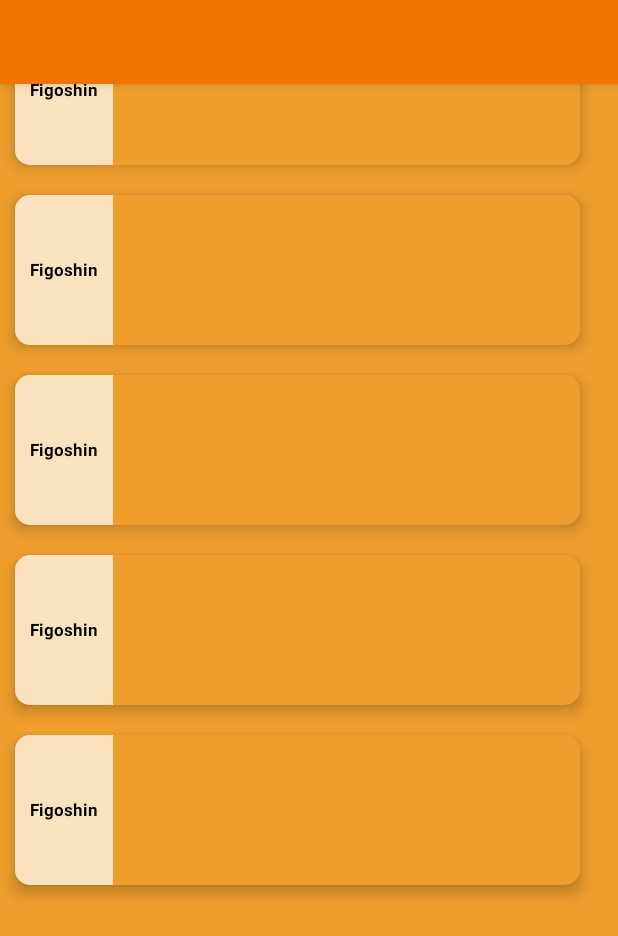
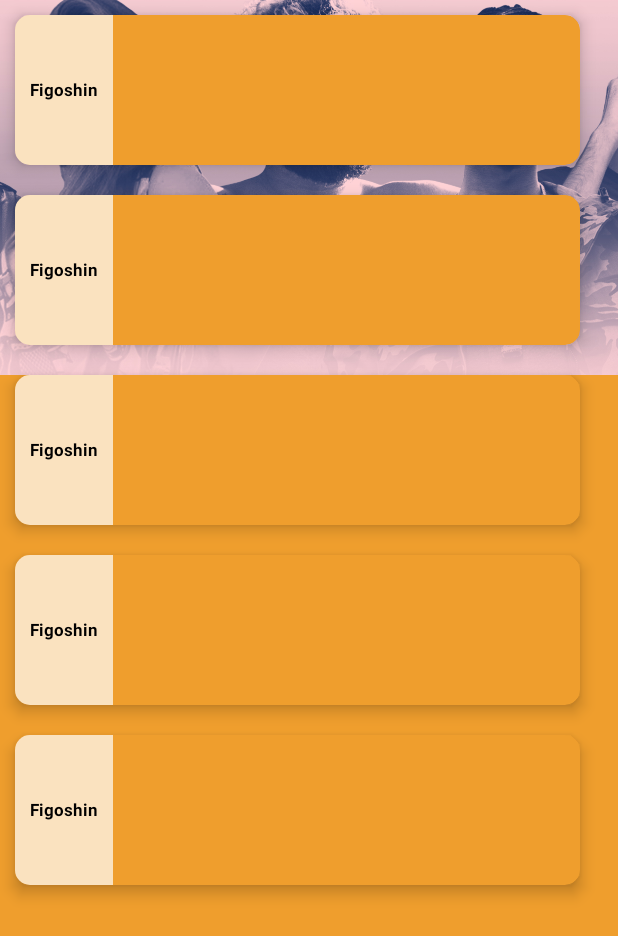
Before and after one commit to R3-da/the_morrocan_rap_board_4, an Android app: the layout activity_main.xml on its own in the app's theme, with its tools: preview values and no code run, on a phone screen of 412 x 824 dp. Shown: the top 936 px of the screen. Run offline under Robolectric (Android 15) with nearby library versions, the phone set to English and light mode, and no system bars.

Commit message:
added the collapsingtoolbar still need to remove the old header

```diff
--- a/app/build.gradle
+++ b/app/build.gradle
@@ -54,4 +54,7 @@ dependencies {
 
     //indicator fast scroller
     implementation 'com.reddit:indicator-fast-scroll:1.0.1'
+
+    //collapse toolbar dependencies
+    implementation 'com.google.android.material:material:1.1.0-alpha10'
 }
--- a/app/src/main/res/layout/activity_main.xml
+++ b/app/src/main/res/layout/activity_main.xml
@@ -9,12 +9,41 @@
     tools:context=".MainActivity"
     android:background="@color/orange_cold"
 >
+    <!-- AppBarLayout is a wrapper for a Toolbar in order to apply scrolling effects. -->
+    <!-- Note that AppBarLayout expects to be the first child nested within a CoordinatorLayout -->
+    <com.google.android.material.appbar.AppBarLayout
+        android:id="@+id/appBar"
+        android:layout_width="match_parent"
+        android:layout_height="wrap_content"
+        android:theme="@style/Theme.MyApplication">
+
+        <!-- Toolbar is the actual app bar with text and the action items -->
+        <com.google.android.material.appbar.CollapsingToolbarLayout
+            android:layout_width="match_parent"
+            android:layout_height="wrap_content"
+            app:layout_scrollFlags="scroll|snap|exitUntilCollapsed"
+            app:contentScrim="@color/orange_solid"
+            app:title="@string/app_name"
+            >
+
+            <ImageView
+                android:layout_width="match_parent"
+                android:layout_height="250dp"
+                android:src="@drawable/header_image"
+                android:scaleType="centerCrop"/>
+
+
+            <androidx.appcompat.widget.Toolbar
+                android:layout_width="match_parent"
+                android:layout_height="?attr/actionBarSize"
+                app:popupTheme="@style/ThemeOverlay.AppCompat.Dark"/>
+
+
+        </com.google.android.material.appbar.CollapsingToolbarLayout>
+    </com.google.android.material.appbar.AppBarLayout>
 
 
 
-    <FrameLayout
-        android:layout_width="match_parent"
-        android:layout_height="match_parent">
     <androidx.recyclerview.widget.RecyclerView
         android:id="@+id/recyclerview"
         android:layout_width="match_parent"
@@ -38,29 +67,8 @@
         android:layout_toStartOf="@+id/fastscroller"
         android:layout_gravity="right"
         />
-    </FrameLayout>
 
 
-    <!-- AppBarLayout is a wrapper for a Toolbar in order to apply scrolling effects. -->
-    <!-- Note that AppBarLayout expects to be the first child nested within a CoordinatorLayout -->
-    <com.google.android.material.appbar.AppBarLayout
-        android:id="@+id/appBar"
-        android:layout_width="match_parent"
-        android:layout_height="wrap_content"
-        android:theme="@style/Theme.MyApplication">
-
-        <!-- Toolbar is the actual app bar with text and the action items -->
-        <androidx.appcompat.widget.Toolbar
-            android:id="@+id/toolbar"
-            android:layout_width="wrap_content"
-            android:layout_height="wrap_content"
-            android:background="@color/orange_solid"
-            app:layout_scrollFlags="scroll|enterAlways"
-            tools:layout_conversion_absoluteHeight="56dp"
-            tools:layout_editor_absoluteY="0dp"
-            tools:layout_editor_absoluteX="0dp"
-            tools:layout_conversion_absoluteWidth="16dp" />
-    </com.google.android.material.appbar.AppBarLayout>
 
 
 
```
Lines whose indentation alone changed are shown as unchanged.
